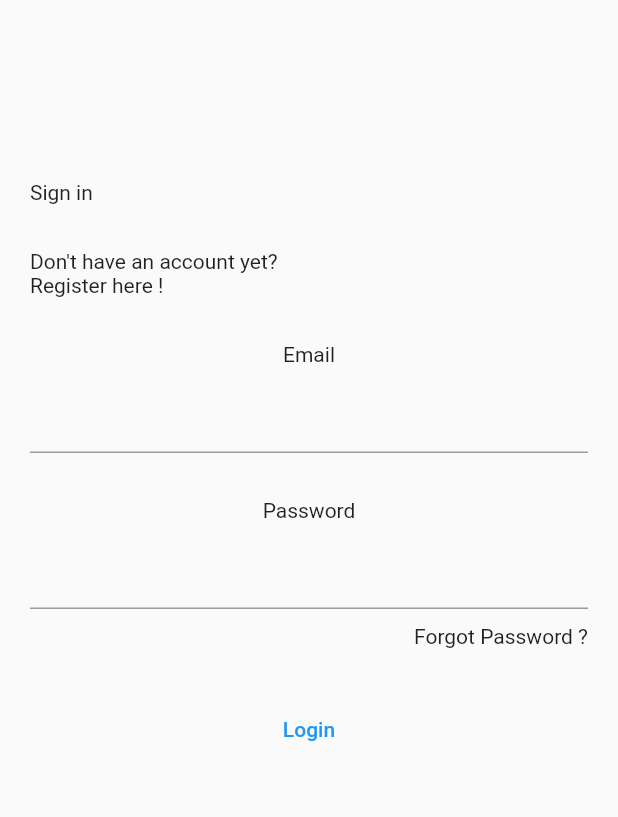
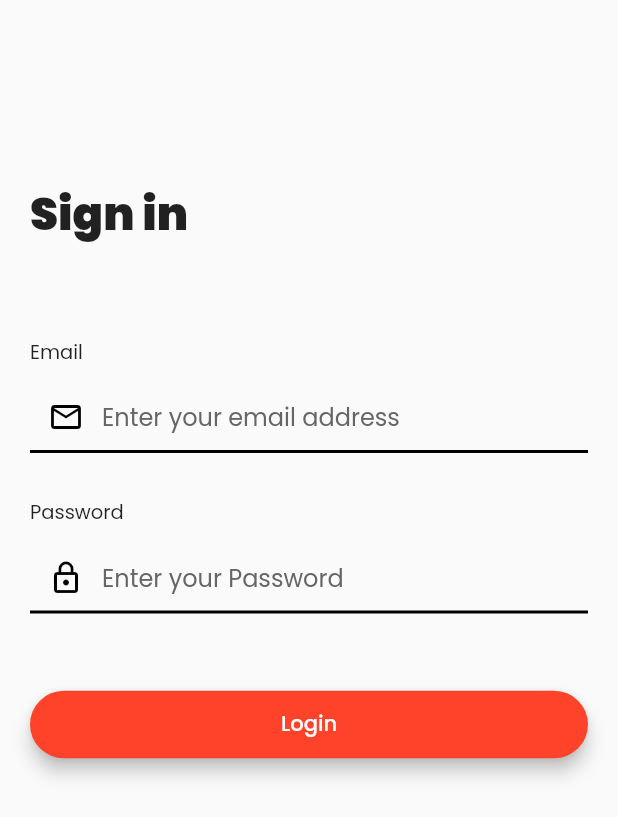
Before and after one commit to TheDarkLord100/parmanu_flutter, a Flutter app: the screen it shows after launch, on a phone screen of 412 x 824 dp. Shown: the top 817 px of the screen. Run offline on Flutter 3.47's test engine with Material 2 defaults, Android fonts, the phone set to English and light mode, and no system bars; our stand-ins replace google_fonts.

Commit message:
Added login Screen and home Screen

```diff
--- /dev/null
+++ b/lib/constants/colour_theme.dart
@@ -0,0 +1,5 @@
+import 'dart:ui';
+
+class ColourTheme{
+  static const Color primaryOrange = Color(0xFFFF432A);
+}
--- /dev/null
+++ b/lib/constants/snack_bar.dart
@@ -0,0 +1,3 @@
+import 'package:flutter/material.dart';
+
+const snackBar = SnackBar(content: Text('Wrong Credentials'));
--- a/lib/main.dart
+++ b/lib/main.dart
@@ -1,5 +1,6 @@
 import 'package:flutter/material.dart';
 import 'package:parmanu_flutter/screens/login_screen.dart';
+import 'package:google_fonts/google_fonts.dart';
 
 void main() {
   runApp(const MyApp());
@@ -10,9 +11,10 @@ class MyApp extends StatelessWidget {
 
   @override
   Widget build(BuildContext context) {
-    return const MaterialApp(
+    return MaterialApp(
       debugShowCheckedModeBanner: false,
-      home: LoginScreen(),
+      theme: ThemeData(textTheme: GoogleFonts.poppinsTextTheme()),
+      home: const LoginScreen(),
     );
   }
 }
--- a/lib/screens/home_screen.dart
+++ b/lib/screens/home_screen.dart
@@ -0,0 +1,19 @@
+import 'package:flutter/material.dart';
+
+class HomeScreen extends StatefulWidget {
+  const HomeScreen({Key? key}) : super(key: key);
+
+  @override
+  State<HomeScreen> createState() => _HomeScreenState();
+}
+
+class _HomeScreenState extends State<HomeScreen> {
+  @override
+  Widget build(BuildContext context) {
+    return const Scaffold(
+      body: Center(
+        child: Text('Home Screen'),
+      ),
+    );
+  }
+}
--- a/lib/screens/login_screen.dart
+++ b/lib/screens/login_screen.dart
@@ -1,4 +1,8 @@
 import 'package:flutter/material.dart';
+import 'package:parmanu_flutter/constants/snack_bar.dart';
+
+import '../constants/colour_theme.dart';
+import 'home_screen.dart';
 
 class LoginScreen extends StatefulWidget {
   const LoginScreen({Key? key}) : super(key: key);
@@ -8,61 +12,150 @@ class LoginScreen extends StatefulWidget {
 }
 
 class _LoginScreenState extends State<LoginScreen> {
+  String _email = "";
+  String _password = "";
+
   @override
   Widget build(BuildContext context) {
     return Scaffold(
       body: SingleChildScrollView(
         child: Container(
-          padding: EdgeInsets.all(20),
+          padding: const EdgeInsets.all(20),
+          child: Form(
             child: Column(
               crossAxisAlignment: CrossAxisAlignment.start,
               children: [
-              SizedBox(
+                const SizedBox(
                   height: 100,
                 ),
-              Text('Sign in'),
-              SizedBox(
+                const Text(
+                  'Sign in',
+                  style: TextStyle(fontSize: 30, fontWeight: FontWeight.w900),
+                ),
+                const SizedBox(
                   height: 30,
                 ),
-              Text('Don\'t have an account yet?'),
-              GestureDetector(
-                child: Text(
-                  'Register here !'
+                // const Text(
+                //   'Don\'t have an account yet?',
+                //   style: TextStyle(fontSize: 16),
+                // ),
+                // GestureDetector(
+                //   onTap: () {},
+                //   child: const Text(
+                //     'Register here !',
+                //     style: TextStyle(
+                //         color: ColourTheme.primaryOrange,
+                //         fontWeight: FontWeight.w900,
+                //         fontSize: 16),
+                //   ),
+                // ),
+                const SizedBox(
+                  height: 30,
+                ),
+                const Text(
+                  'Email',
+                  style: TextStyle(fontSize: 13),
+                ),
+                const SizedBox(
+                  height: 10,
+                ),
+                TextFormField(
+                  onChanged: (value) {
+                    _email = value;
+                  },
+                  decoration: const InputDecoration(
+                    hintText: ('Enter your email address'),
+                    hintStyle: TextStyle(color: Color(0xFF666666)),
+                    prefixIcon: Icon(
+                      Icons.mail_outline,
+                      color: Colors.black,
+                    ),
+                    border: UnderlineInputBorder(
+                        borderSide: BorderSide(
+                            width: 2, color: ColourTheme.primaryOrange)),
+                    enabledBorder: UnderlineInputBorder(
+                        borderSide: BorderSide(width: 2, color: Colors.black)),
+                    focusedBorder: UnderlineInputBorder(
+                        borderSide: BorderSide(
+                            width: 2, color: ColourTheme.primaryOrange)),
                   ),
                 ),
-              SizedBox(
+                const SizedBox(
                   height: 30,
                 ),
-              Form(child: Column(
-                children: [
-                  Text('Email'),
-                  SizedBox(height: 10,),
+                const Text(
+                  'Password',
+                  style: TextStyle(fontSize: 13),
+                ),
+                const SizedBox(
+                  height: 10,
+                ),
                 TextFormField(
-
+                  onChanged: (value) {
+                    _password = value;
+                  },
+                  decoration: const InputDecoration(
+                    hintText: ('Enter your Password'),
+                    hintStyle: TextStyle(color: Color(0xFF666666)),
+                    prefixIcon: Icon(
+                      Icons.lock_outline,
+                      color: Colors.black,
                     ),
-                  SizedBox(height: 30,),
-                  Text('Password'),
-                  SizedBox(height: 10,),
-                  TextFormField(),
-                  SizedBox(height: 10,),
-                  Row(
-                    mainAxisAlignment: MainAxisAlignment.end,
-                    children: [
-                      GestureDetector(
-                        child: Text(
-                          'Forgot Password ?'
+                    border: UnderlineInputBorder(
+                        borderSide: BorderSide(
+                            width: 2, color: ColourTheme.primaryOrange)),
+                    enabledBorder: UnderlineInputBorder(
+                        borderSide: BorderSide(width: 2, color: Colors.black)),
+                    focusedBorder: UnderlineInputBorder(
+                        borderSide: BorderSide(
+                            width: 2, color: ColourTheme.primaryOrange)),
                   ),
                 ),
+                const SizedBox(
+                  height: 20,
+                ),
+                // Row(
+                //   mainAxisAlignment: MainAxisAlignment.end,
+                //   children: [
+                //     GestureDetector(
+                //       child: const Text(
+                //         'Forgot Password ?',
+                //         style:
+                //         TextStyle(fontSize: 12, color: Color(0xFF4D4D4D)),
+                //       ),
+                //     ),
+                //   ],
+                // ),
+                const SizedBox(
+                  height: 30,
+                ),
+                Center(
+                    child: TextButton(
+                        style: TextButton.styleFrom(
+                          backgroundColor: ColourTheme.primaryOrange,
+                          foregroundColor: Colors.white,
+                          elevation: 5,
+                          shadowColor: Colors.black,
+                          shape: RoundedRectangleBorder(
+                              borderRadius: BorderRadius.circular(50)
+                          ),
+                          minimumSize: Size(MediaQuery
+                              .of(context)
+                              .size
+                              .width, 45),
+                        ),
+                        onPressed: () {
+                          if (_email == 'test@example.com' &&
+                              _password == 'testPassword') {
+                            Navigator.pushAndRemoveUntil(
+                                context, MaterialPageRoute(builder: (context) =>
+                                const HomeScreen()), (route) => false);
+                          } else {
+                            ScaffoldMessenger.of(context).showSnackBar(snackBar);
+                          }
+                        }, child: const Text('Login'))),
               ],
             ),
-                  SizedBox(
-                    height: 30,
-                  ),
-                  TextButton(onPressed: () {}, child: Text('Login')),
-
-                ],
-              ))
-            ],
           ),
         ),
       ),
```
Also changed, not shown: lib/screens/signup_screen.dart (deleted). Lines whose indentation alone changed are shown as unchanged.
